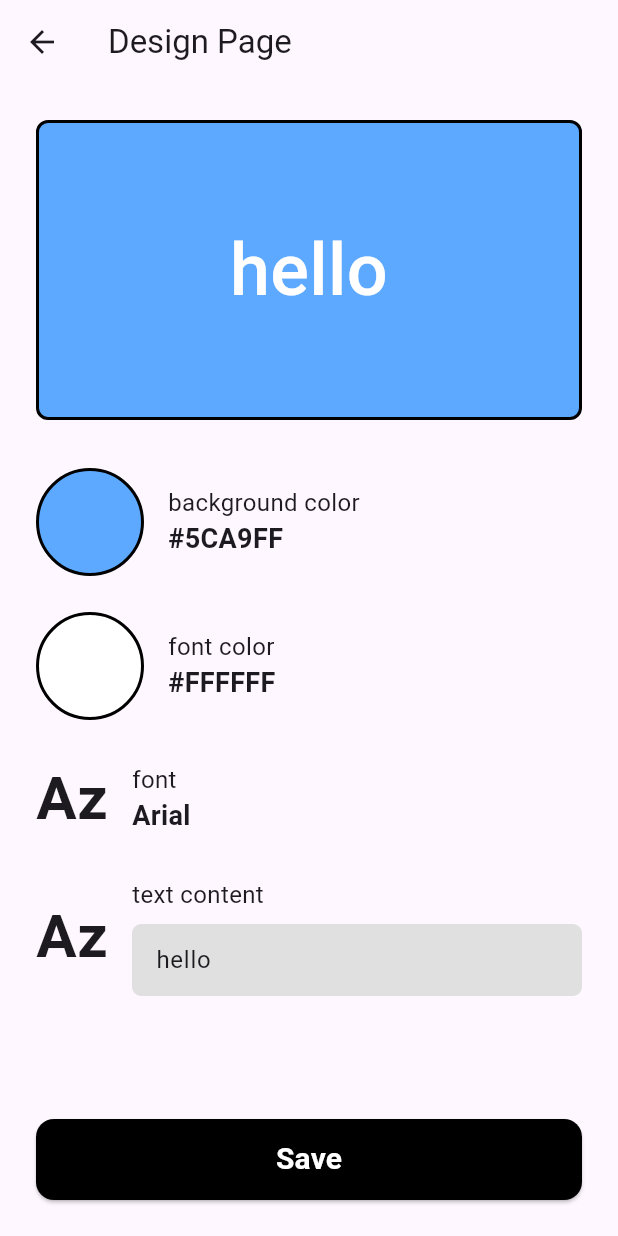
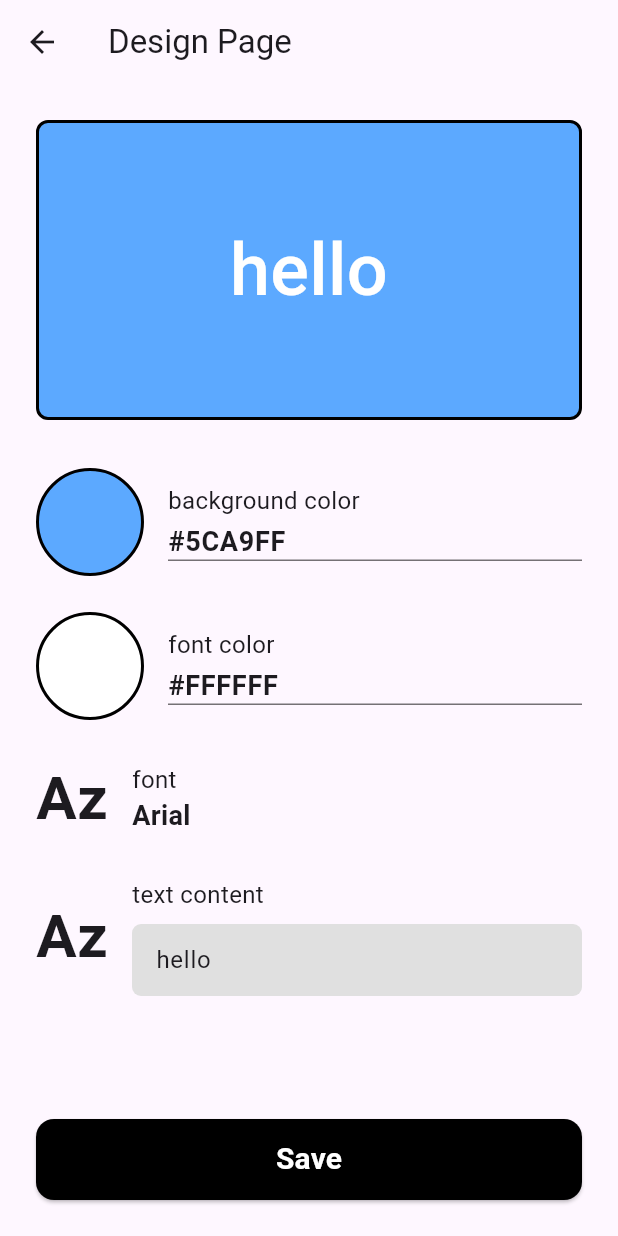
Before and after one commit to maesiltea007/MobileProgramming, a Flutter app: the DesignPage screen opened directly with sample values from the repository, on a phone screen of 412 x 824 dp. Run offline on Flutter 3.47's test engine with Material 3 defaults, Android fonts, the phone set to English and light mode, and no system bars; our stand-ins replace camera, cloud_firestore, firebase_auth, firebase_core, hive, hive_flutter; accounts and stored records are empty; Roboto replaces fonts that are missing (Arial).

Commit message:
feat: fontcolor, backgroundcolor 수정 기능 추가

```diff
--- a/lib/screens/lji/design_page.dart
+++ b/lib/screens/lji/design_page.dart
@@ -8,38 +8,55 @@ import '../../state/app_state.dart';
 class DesignPage extends StatefulWidget {
   final Design design;
   const DesignPage({super.key, required this.design});
-
   @override
   State<DesignPage> createState() => _DesignPageState();
 }
 
 class _DesignPageState extends State<DesignPage> {
-  late TextEditingController _textController;
-
   late Color _backgroundColor;
   late Color _fontColor;
   late String _fontFamily;
   late String _text; // state 변수
+  late TextEditingController _bgHexController;
+  late TextEditingController _fontHexController;
+  late TextEditingController _textController; // 컨트롤러
 
   @override
   void initState() {
     super.initState();
-    _textController = TextEditingController(text: widget.design.text);
     _backgroundColor = widget.design.backgroundColor;
     _fontColor = widget.design.fontColor;
     _fontFamily = widget.design.fontFamily;
     _text = widget.design.text; // 디자인 복사
+    _bgHexController   = TextEditingController(text: _colorToHex(_backgroundColor));
+    _fontHexController = TextEditingController(text: _colorToHex(_fontColor));
+    _textController = TextEditingController(text: widget.design.text);
   }
 
   @override
   void dispose() {
     _textController.dispose();
+    _bgHexController.dispose();
+    _fontHexController.dispose();
     super.dispose();
   }
 
   String _colorToHex(Color color) {
     final v = color.value.toRadixString(16).padLeft(8, '0');
     return '#${v.substring(2).toUpperCase()}';
+  }
+  Color? _hexToColor(String input) {
+    String value = input.trim();
+    if (value.startsWith('#')) {
+      value = value.substring(1);
+    }
+    if (value.length != 6) return null;
+    try {
+      final intColor = int.parse(value, radix: 16);
+      return Color(0xFF000000 | intColor); // 항상 불투명
+    } catch (_) {
+      return null;
+    }
   }
 
   @override
@@ -190,21 +207,44 @@ class _DesignPageState extends State<DesignPage> {
           ),
         ),
         const SizedBox(width: 16),
-        Column(
+        Expanded( // 🔥 남은 가로 전부 사용
+          child: Column(
             crossAxisAlignment: CrossAxisAlignment.start,
             children: [
               const Text(
                 'background color',
                 style: TextStyle(fontSize: 16),
               ),
-            Text(
-              _colorToHex(bg),
+              TextField(
+                controller: _bgHexController,
+                maxLength: 7,
                 style: const TextStyle(
                   fontSize: 18,
                   fontWeight: FontWeight.w600,
                 ),
+                decoration: const InputDecoration(
+                  isDense: true,
+                  counterText: '',
+                  contentPadding: EdgeInsets.only(top: 2),
+                  enabledBorder: UnderlineInputBorder(
+                    borderSide: BorderSide(width: 1, color: Colors.black54),
+                  ),
+                  focusedBorder: UnderlineInputBorder(
+                    borderSide: BorderSide(width: 1.2, color: Colors.black),
+                  ),
+                ),
+                onSubmitted: (value) {
+                  final c = _hexToColor(value);
+                  if (c != null) {
+                    setState(() {
+                      _backgroundColor = c;
+                      _bgHexController.text = _colorToHex(c);
+                    });
+                  }
+                },
               ),
             ],
+          ),
         ),
       ],
     );
@@ -228,21 +268,44 @@ class _DesignPageState extends State<DesignPage> {
           ),
         ),
         const SizedBox(width: 16),
-        Column(
+        Expanded(
+          child: Column(
             crossAxisAlignment: CrossAxisAlignment.start,
             children: [
               const Text(
                 'font color',
                 style: TextStyle(fontSize: 16),
               ),
-            Text(
-              _colorToHex(fontColor),
+              TextField(
+                controller: _fontHexController,
+                maxLength: 7,
                 style: const TextStyle(
                   fontSize: 18,
                   fontWeight: FontWeight.w600,
                 ),
+                decoration: const InputDecoration(
+                  isDense: true,
+                  counterText: '',
+                  contentPadding: EdgeInsets.only(top: 2),
+                  enabledBorder: UnderlineInputBorder(
+                    borderSide: BorderSide(width: 1, color: Colors.black54),
+                  ),
+                  focusedBorder: UnderlineInputBorder(
+                    borderSide: BorderSide(width: 1.2, color: Colors.black),
+                  ),
+                ),
+                onSubmitted: (value) {
+                  final c = _hexToColor(value);
+                  if (c != null) {
+                    setState(() {
+                      _fontColor = c;
+                      _fontHexController.text = _colorToHex(c);
+                    });
+                  }
+                },
               ),
             ],
+          ),
         ),
       ],
     );
@@ -401,7 +464,6 @@ class _DesignPageState extends State<DesignPage> {
   String generateDesignId() {
     return DateTime.now().millisecondsSinceEpoch.toString();
   }
-
   // save as new
   void _saveAsNew() {
     final app = Provider.of<AppState>(context, listen: false);
@@ -409,7 +471,6 @@ class _DesignPageState extends State<DesignPage> {
       _showLoginRequiredDialog();
       return;
     }
-
     final id = generateDesignId();
     final updatedDesign = Design(
       id: id,
@@ -431,13 +492,11 @@ class _DesignPageState extends State<DesignPage> {
       _showLoginRequiredDialog();
       return;
     }
-
     final existingId = widget.design.id; // 기존 디자인 ID
     if (existingId == null) { // id가 없으면 그냥 새로 저장
       _saveAsNew();
       return;
     }
-
     final updatedDesign = Design(
       id: existingId,
       text: _text,
@@ -447,7 +506,6 @@ class _DesignPageState extends State<DesignPage> {
       ownerId: widget.design.ownerId,        // 원래 주인 유지
       createdAt: widget.design.createdAt,    // 생성 시각 유지
     );
-
     DesignRepository.save(existingId, updatedDesign);
     Navigator.pop(context);
   }
```
Lines whose indentation alone changed are shown as unchanged.
